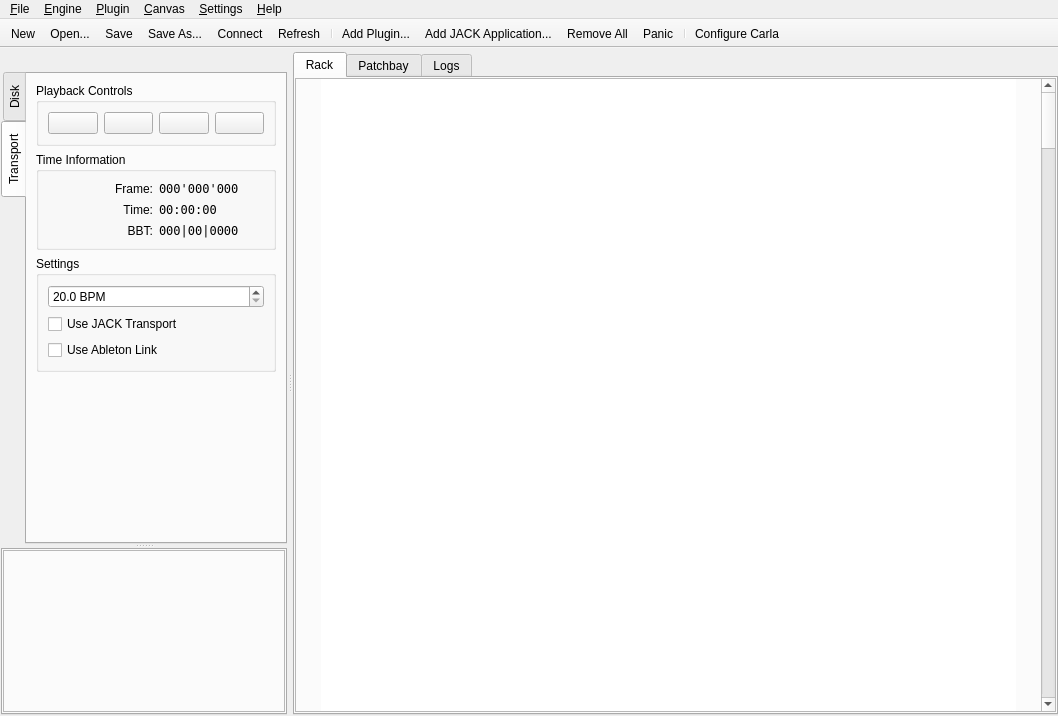
This is resources/ui/carla_host.ui in falkTX/Carla as Qt 5 draws it before an edit. The edited form follows.
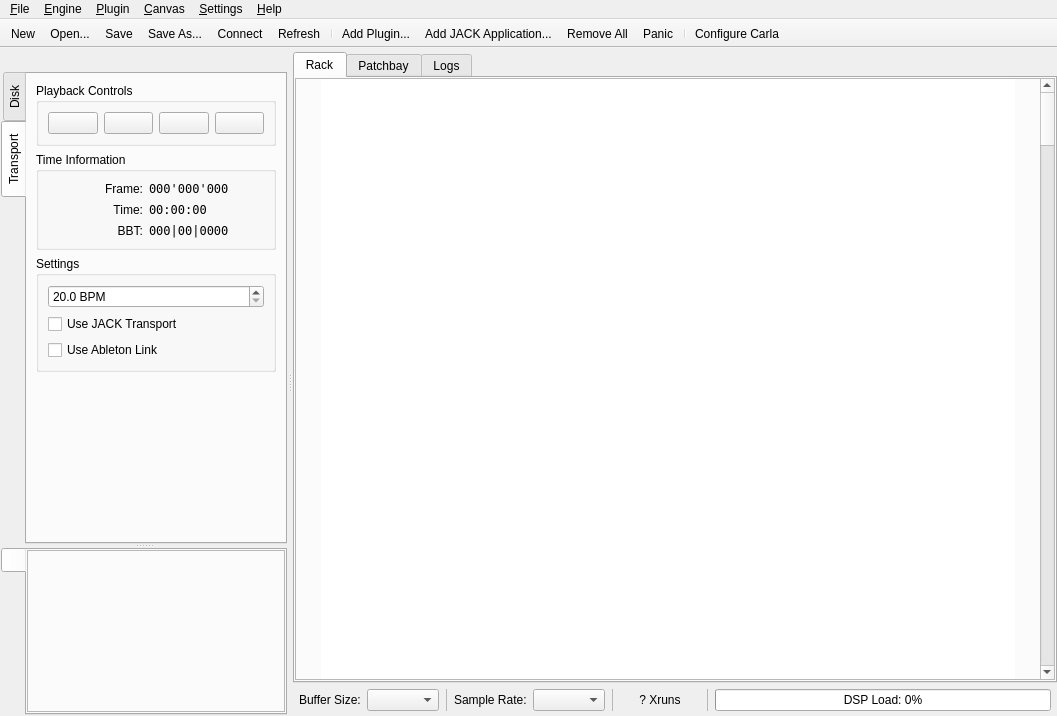
This is the edited form. The open tabs and pages were chosen to show the change. Icons and pictures are not drawn. Custom widgets are drawn as their Qt base class.

Commit message: Introduce statusbar-like area; Add 1 new callback value

```diff
--- a/resources/ui/carla_host.ui
+++ b/resources/ui/carla_host.ui
@@ -6,7 +6,7 @@
    <rect>
     <x>0</x>
     <y>0</y>
-    <width>1058</width>
+    <width>1057</width>
     <height>716</height>
    </rect>
   </property>
@@ -14,10 +14,7 @@
    <string>MainWindow</string>
   </property>
   <widget class="QWidget" name="centralwidget">
-   <layout class="QHBoxLayout" name="horizontalLayout_3">
-    <property name="spacing">
-     <number>0</number>
-    </property>
+   <layout class="QVBoxLayout" name="verticalLayout_4">
     <property name="leftMargin">
      <number>0</number>
     </property>
@@ -32,6 +29,9 @@
     </property>
     <item>
      <widget class="QTabWidget" name="tabWidget">
+      <property name="tabPosition">
+       <enum>QTabWidget::North</enum>
+      </property>
       <property name="currentIndex">
        <number>0</number>
       </property>
@@ -222,6 +222,112 @@
       </widget>
      </widget>
     </item>
+    <item>
+     <widget class="QFrame" name="tw_statusbar">
+      <property name="sizePolicy">
+       <sizepolicy hsizetype="Preferred" vsizetype="Preferred">
+        <horstretch>0</horstretch>
+        <verstretch>0</verstretch>
+       </sizepolicy>
+      </property>
+      <layout class="QHBoxLayout" name="horizontalLayout_3">
+       <property name="leftMargin">
+        <number>6</number>
+       </property>
+       <property name="topMargin">
+        <number>0</number>
+       </property>
+       <property name="rightMargin">
+        <number>6</number>
+       </property>
+       <property name="bottomMargin">
+        <number>4</number>
+       </property>
+       <item>
+        <widget class="QLabel" name="label_buffer_size">
+         <property name="text">
+          <string>Buffer Size:</string>
+         </property>
+        </widget>
+       </item>
+       <item>
+        <widget class="QComboBox" name="cb_buffer_size"/>
+       </item>
+       <item>
+        <widget class="Line" name="line_1">
+         <property name="lineWidth">
+          <number>0</number>
+         </property>
+         <property name="midLineWidth">
+          <number>1</number>
+         </property>
+         <property name="orientation">
+          <enum>Qt::Vertical</enum>
+         </property>
+        </widget>
+       </item>
+       <item>
+        <widget class="QLabel" name="label_sample_rate">
+         <property name="text">
+          <string>Sample Rate:</string>
+         </property>
+        </widget>
+       </item>
+       <item>
+        <widget class="QComboBox" name="cb_sample_rate"/>
+       </item>
+       <item>
+        <widget class="Line" name="line_2">
+         <property name="lineWidth">
+          <number>0</number>
+         </property>
+         <property name="midLineWidth">
+          <number>1</number>
+         </property>
+         <property name="orientation">
+          <enum>Qt::Vertical</enum>
+         </property>
+        </widget>
+       </item>
+       <item>
+        <widget class="QPushButton" name="b_xruns">
+         <property name="text">
+          <string>? Xruns</string>
+         </property>
+         <property name="flat">
+          <bool>true</bool>
+         </property>
+        </widget>
+       </item>
+       <item>
+        <widget class="Line" name="line_4">
+         <property name="lineWidth">
+          <number>0</number>
+         </property>
+         <property name="midLineWidth">
+          <number>1</number>
+         </property>
+         <property name="orientation">
+          <enum>Qt::Vertical</enum>
+         </property>
+        </widget>
+       </item>
+       <item>
+        <widget class="QProgressBar" name="pb_dsp_load">
+         <property name="value">
+          <number>0</number>
+         </property>
+         <property name="alignment">
+          <set>Qt::AlignCenter</set>
+         </property>
+         <property name="format">
+          <string>DSP Load: %p%</string>
+         </property>
+        </widget>
+       </item>
+      </layout>
+     </widget>
+    </item>
    </layout>
   </widget>
   <widget class="QMenuBar" name="menubar">
@@ -229,8 +335,8 @@
     <rect>
      <x>0</x>
      <y>0</y>
-     <width>1058</width>
-     <height>25</height>
+     <width>1057</width>
+     <height>20</height>
     </rect>
    </property>
    <widget class="QMenu" name="menu_File">
@@ -596,6 +702,22 @@
                  </property>
                 </widget>
                </item>
+               <item>
+                <spacer name="horizontalSpacer">
+                 <property name="orientation">
+                  <enum>Qt::Horizontal</enum>
+                 </property>
+                 <property name="sizeType">
+                  <enum>QSizePolicy::Fixed</enum>
+                 </property>
+                 <property name="sizeHint" stdset="0">
+                  <size>
+                   <width>20</width>
+                   <height>1</height>
+                  </size>
+                 </property>
+                </spacer>
+               </item>
               </layout>
              </item>
              <item>
@@ -622,6 +744,22 @@
                  </property>
                 </widget>
                </item>
+               <item>
+                <spacer name="horizontalSpacer_2">
+                 <property name="orientation">
+                  <enum>Qt::Horizontal</enum>
+                 </property>
+                 <property name="sizeType">
+                  <enum>QSizePolicy::Fixed</enum>
+                 </property>
+                 <property name="sizeHint" stdset="0">
+                  <size>
+                   <width>20</width>
+                   <height>1</height>
+                  </size>
+                 </property>
+                </spacer>
+               </item>
               </layout>
              </item>
              <item>
@@ -648,6 +786,22 @@
                  </property>
                 </widget>
                </item>
+               <item>
+                <spacer name="horizontalSpacer_3">
+                 <property name="orientation">
+                  <enum>Qt::Horizontal</enum>
+                 </property>
+                 <property name="sizeType">
+                  <enum>QSizePolicy::Fixed</enum>
+                 </property>
+                 <property name="sizeHint" stdset="0">
+                  <size>
+                   <width>20</width>
+                   <height>1</height>
+                  </size>
+                 </property>
+                </spacer>
+               </item>
               </layout>
              </item>
             </layout>
@@ -700,7 +854,7 @@
             <property name="sizeHint" stdset="0">
              <size>
               <width>20</width>
-              <height>40</height>
+              <height>188</height>
              </size>
             </property>
            </spacer>
@@ -722,7 +876,7 @@
          <number>0</number>
         </property>
         <property name="tabBarAutoHide" stdset="0">
-         <bool>true</bool>
+         <bool>false</bool>
         </property>
         <widget class="QWidget" name="tab_3">
          <property name="sizePolicy">
```
The commit also changes 33 other files.
